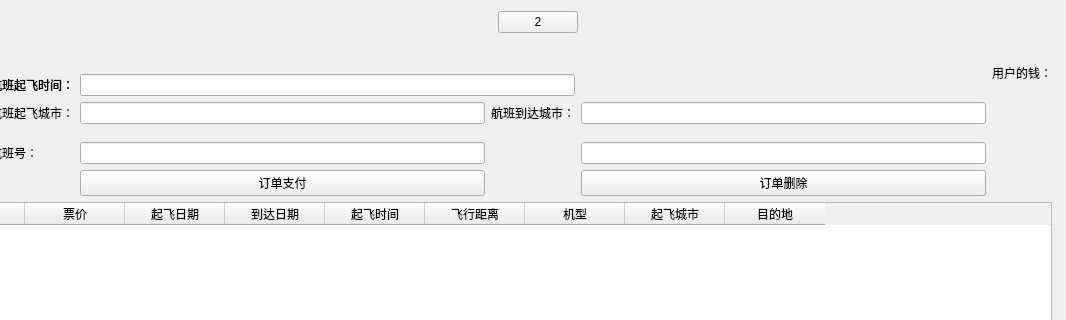
Before: the Qt Designer form mainwindow.ui in yukib4haru/AirTicketCHD, drawn with Qt 5; both pictures show x 98 to 1164 and y 0 to 320 of the 1271 by 862 pixel window.
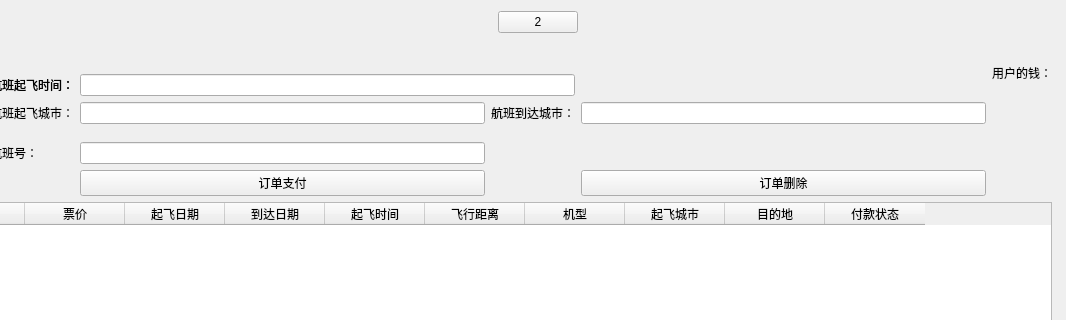
After: the same form once the commit is applied.

Commit message:
最新版本
1

What changed in the file:
```diff
--- a/mainwindow.ui
+++ b/mainwindow.ui
@@ -211,9 +211,6 @@
           </property>
          </widget>
         </item>
-        <item row="2" column="2">
-         <widget class="QLineEdit" name="lineEdit"/>
-        </item>
         <item row="5" column="1">
          <widget class="QLabel" name="label_8">
           <property name="styleSheet">
@@ -298,11 +295,13 @@
             <string>目的地</string>
            </property>
           </column>
+          <column>
+           <property name="text">
+            <string>付款状态</string>
+           </property>
+          </column>
          </widget>
         </item>
-        <item row="5" column="2">
-         <widget class="QLineEdit" name="lineEdit_2"/>
-        </item>
         <item row="2" column="3">
          <widget class="QLabel" name="label_9">
           <property name="styleSheet">
@@ -323,9 +322,6 @@
           </property>
          </widget>
         </item>
-        <item row="5" column="4">
-         <widget class="QLineEdit" name="lineEdit_4"/>
-        </item>
         <item row="2" column="1">
          <widget class="QLabel" name="label_7">
           <property name="styleSheet">
@@ -363,6 +359,12 @@
           </property>
          </widget>
         </item>
+        <item row="2" column="2">
+         <widget class="QLineEdit" name="lineEdit_2"/>
+        </item>
+        <item row="5" column="2">
+         <widget class="QLineEdit" name="lineEdit_4"/>
+        </item>
        </layout>
       </widget>
       <widget class="QWidget" name="page_4">
```
Left out of the diff: 4 changed lines with no effect on the pictures. The commit also changes 2 other files.
